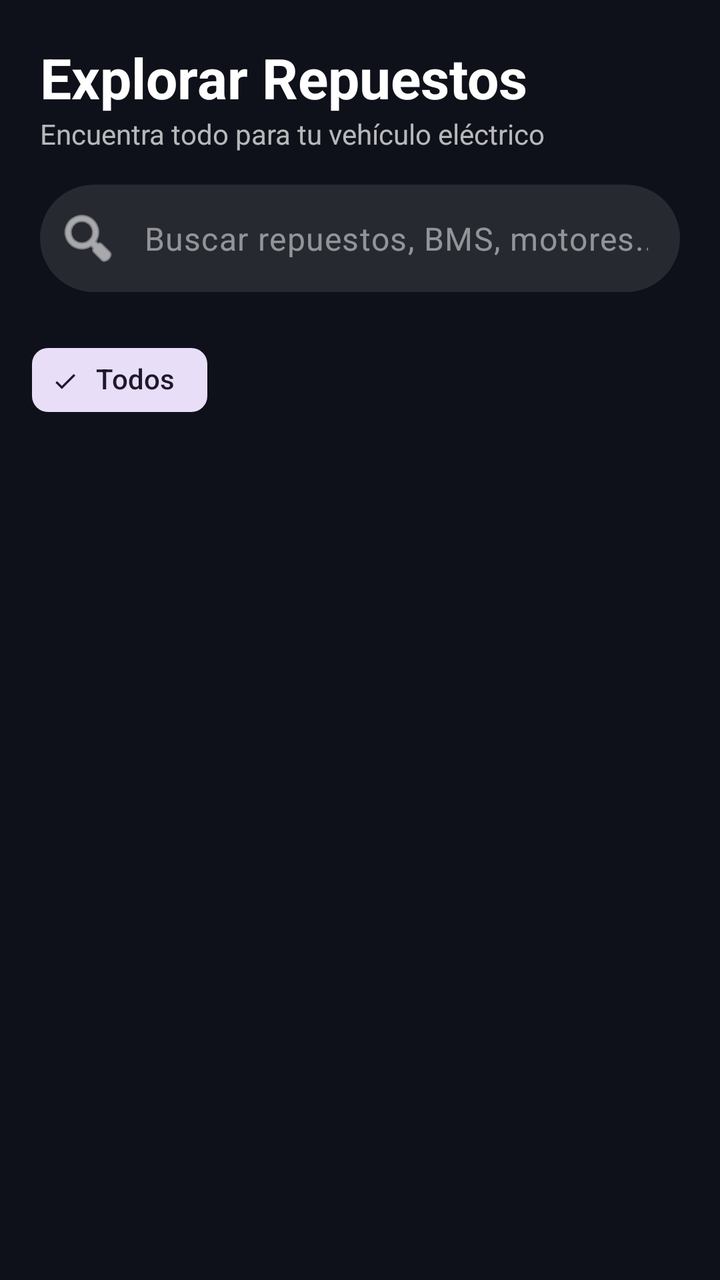
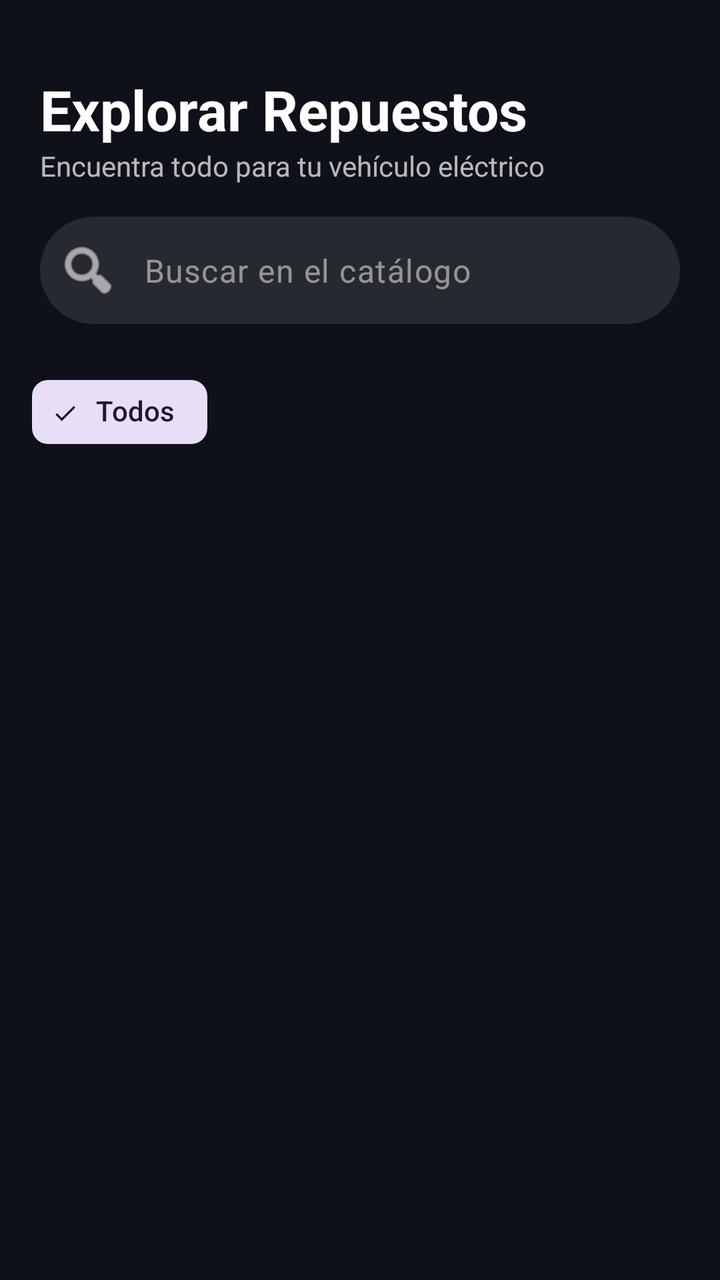

The first picture is an Android layout as it rendered before a commit; the second is the same layout after the commit. The layout source and the unified diff follow.
<!-- AndroidManifest.xml: application theme Theme.VoltCore -->
<!-- res/layout/fragment_catalog.xml -->
<?xml version="1.0" encoding="utf-8"?>
<androidx.constraintlayout.widget.ConstraintLayout xmlns:android="http://schemas.android.com/apk/res/android"
    xmlns:app="http://schemas.android.com/apk/res-auto"
    xmlns:tools="http://schemas.android.com/tools"
    android:layout_width="match_parent"
    android:layout_height="match_parent"
    android:background="@color/volt_background">

    <LinearLayout
        android:id="@+id/headerCatalog"
        android:layout_width="match_parent"
        android:layout_height="wrap_content"
        android:orientation="vertical"
        android:padding="20dp"
        app:layout_constraintTop_toTopOf="parent">

        <TextView
            android:layout_width="wrap_content"
            android:layout_height="wrap_content"
            android:text="Explorar Repuestos"
            android:textColor="@color/white"
            android:textSize="28sp"
            android:textStyle="bold" />

        <TextView
            android:layout_width="wrap_content"
            android:layout_height="wrap_content"
            android:text="Encuentra todo para tu vehículo eléctrico"
            android:textColor="#B3FFFFFF"
            android:textSize="14sp" />

        <com.google.android.material.textfield.TextInputLayout
            android:id="@+id/tilSearch"
            android:layout_width="match_parent"
            android:layout_height="wrap_content"
            android:layout_marginTop="16dp"
            app:boxBackgroundColor="@color/glass_surface"
            app:boxCornerRadiusBottomEnd="28dp"
            app:boxCornerRadiusBottomStart="28dp"
            app:boxCornerRadiusTopEnd="28dp"
            app:boxCornerRadiusTopStart="28dp"
            app:boxStrokeWidth="0dp"
            app:boxStrokeWidthFocused="0dp"
            app:hintEnabled="false"
            app:startIconDrawable="@android:drawable/ic_menu_search"
            app:startIconTint="@color/white">

            <com.google.android.material.textfield.TextInputEditText
                android:id="@+id/etSearchCatalog"
                android:layout_width="match_parent"
                android:layout_height="wrap_content"
                android:hint="Buscar repuestos, BMS, motores..."
                android:textColor="@color/white"
                android:textColorHint="#80FFFFFF"
                android:padding="16dp" />
        </com.google.android.material.textfield.TextInputLayout>
    </LinearLayout>

    <HorizontalScrollView
        android:id="@+id/scrollFilters"
        android:layout_width="match_parent"
        android:layout_height="wrap_content"
        android:paddingHorizontal="16dp"
        android:paddingBottom="12dp"
        android:scrollbars="none"
        app:layout_constraintTop_toBottomOf="@id/headerCatalog">

        <com.google.android.material.chip.ChipGroup
            android:id="@+id/chipGroupFilters"
            android:layout_width="wrap_content"
            android:layout_height="wrap_content"
            app:singleSelection="true">

            <com.google.android.material.chip.Chip
                android:id="@+id/chipAll"
                style="@style/Widget.Material3.Chip.Filter"
                android:layout_width="wrap_content"
                android:layout_height="wrap_content"
                android:text="Todos"
                android:checked="true" />

        </com.google.android.material.chip.ChipGroup>
    </HorizontalScrollView>

    <androidx.recyclerview.widget.RecyclerView
        android:id="@+id/rvCatalog"
        android:layout_width="match_parent"
        android:layout_height="0dp"
        android:padding="8dp"
        app:layoutManager="androidx.recyclerview.widget.GridLayoutManager"
        app:spanCount="2"
        app:layout_constraintBottom_toBottomOf="parent"
        app:layout_constraintTop_toBottomOf="@id/scrollFilters"
        tools:listitem="@layout/item_product_card" />

</androidx.constraintlayout.widget.ConstraintLayout>
<!-- res/layout/item_product_card.xml (included above) -->
<?xml version="1.0" encoding="utf-8"?>
<com.google.android.material.card.MaterialCardView xmlns:android="http://schemas.android.com/apk/res/android"
    xmlns:app="http://schemas.android.com/apk/res-auto"
    android:layout_width="match_parent"
    android:layout_height="wrap_content"
    android:layout_margin="8dp"
    app:cardBackgroundColor="@color/glass_surface"
    app:cardCornerRadius="20dp"
    app:strokeColor="@color/glass_stroke"
    app:strokeWidth="1dp"
    app:cardElevation="0dp">

    <LinearLayout
        android:layout_width="match_parent"
        android:layout_height="wrap_content"
        android:orientation="vertical">

        <FrameLayout
            android:layout_width="match_parent"
            android:layout_height="140dp"
            android:background="#0DFFFFFF">
            <ImageView
                android:id="@+id/ivProduct"
                android:layout_width="match_parent"
                android:layout_height="match_parent"
                android:scaleType="centerCrop"
                android:src="@drawable/ic_voltcore_logo"
                android:contentDescription="Producto" />
            <TextView
                android:id="@+id/tvProductEmoji"
                android:layout_width="match_parent"
                android:layout_height="match_parent"
                android:gravity="center"
                android:textSize="64sp"
                android:visibility="gone"
                android:textColor="@color/white" />
        </FrameLayout>


        <TextView
            android:id="@+id/tvProductName"
            android:layout_width="match_parent"
            android:layout_height="wrap_content"
            android:layout_marginTop="8dp"
            android:text="Nombre del Producto"
            android:textColor="@color/white"
            android:textSize="16sp"
            android:textStyle="bold" />

        <TextView
            android:id="@+id/tvProductPrice"
            android:layout_width="match_parent"
            android:layout_height="wrap_content"
            android:text="$ 0.00"
            android:textColor="@color/volt_primary"
            android:textSize="14sp" />

        <Button
            android:id="@+id/btnAddToCart"
            style="@style/Widget.Material3.Button.TonalButton"
            android:layout_width="match_parent"
            android:layout_height="wrap_content"
            android:layout_marginTop="8dp"
            android:text="@string/add_to_cart"
            android:textSize="12sp"
            app:backgroundTint="@color/volt_primary"
            android:textColor="@color/black" />

    </LinearLayout>

</com.google.android.material.card.MaterialCardView>
<!-- resources referenced by this layout -->
<resources>
  <color name="black">#FF000000</color>
  <color name="glass_stroke">#33FFFFFF</color>
  <color name="glass_surface">#1AFFFFFF</color>
  <color name="volt_background">#0F111A</color>
  <color name="volt_primary">#C6FF00</color>
  <color name="white">#FFFFFFFF</color>
  <!-- drawable ic_voltcore_logo (drawable) -->
  <vector xmlns:android="http://schemas.android.com/apk/res/android"
      android:width="200dp"
      android:height="200dp"
      android:viewportWidth="200"
      android:viewportHeight="200">
      <path
          android:fillColor="#00B4D8"
          android:pathData="M100,20 L160,180 L100,150 L40,180 Z" />
      <path
          android:fillColor="#FFFFFF"
          android:pathData="M100,50 L130,140 L100,125 L70,140 Z" />
  </vector>
  <string name="add_to_cart">Añadir</string>
  <style name="Theme.VoltCore" parent="Base.Theme.VoltCore" />
  <style name="Base.Theme.VoltCore" parent="Theme.Material3.DayNight.NoActionBar">
          
          <item name="colorPrimary">@color/volt_primary</item>
          <item name="android:windowBackground">@color/volt_background</item>
          <item name="colorSurface">@color/glass_surface</item>
          <item name="colorOnSurface">@color/white</item>
      </style>
</resources>

<!-- the commit's change to res/layout/fragment_catalog.xml (unified diff, before → after) -->
@@ -4,7 +4,8 @@
     xmlns:tools="http://schemas.android.com/tools"
     android:layout_width="match_parent"
     android:layout_height="match_parent"
-    android:background="@color/volt_background">
+    android:background="@color/volt_background"
+    android:paddingTop="16dp">
 
     <LinearLayout
         android:id="@+id/headerCatalog"
@@ -17,7 +18,7 @@
         <TextView
             android:layout_width="wrap_content"
             android:layout_height="wrap_content"
-            android:text="Explorar Repuestos"
+            android:text="@string/explore_parts"
             android:textColor="@color/white"
             android:textSize="28sp"
             android:textStyle="bold" />
@@ -25,8 +26,8 @@
         <TextView
             android:layout_width="wrap_content"
             android:layout_height="wrap_content"
-            android:text="Encuentra todo para tu vehículo eléctrico"
-            android:textColor="#B3FFFFFF"
+            android:text="@string/find_everything_desc"
+            android:textColor="@color/white_70"
             android:textSize="14sp" />
 
         <com.google.android.material.textfield.TextInputLayout
@@ -49,9 +50,9 @@
                 android:id="@+id/etSearchCatalog"
                 android:layout_width="match_parent"
                 android:layout_height="wrap_content"
-                android:hint="Buscar repuestos, BMS, motores..."
+                android:hint="@string/search_catalog_hint"
                 android:textColor="@color/white"
-                android:textColorHint="#80FFFFFF"
+                android:textColorHint="@color/white_50"
                 android:padding="16dp" />
         </com.google.android.material.textfield.TextInputLayout>
     </LinearLayout>
@@ -76,7 +77,7 @@
                 style="@style/Widget.Material3.Chip.Filter"
                 android:layout_width="wrap_content"
                 android:layout_height="wrap_content"
-                android:text="Todos"
+                android:text="@string/all_categories"
                 android:checked="true" />
 
         </com.google.android.material.chip.ChipGroup>
@@ -115,14 +116,14 @@
         <FrameLayout
             android:layout_width="match_parent"
             android:layout_height="140dp"
-            android:background="#0DFFFFFF">
+            android:background="@color/glass_surface">
             <ImageView
                 android:id="@+id/ivProduct"
                 android:layout_width="match_parent"
                 android:layout_height="match_parent"
                 android:scaleType="centerCrop"
                 android:src="@drawable/ic_voltcore_logo"
-                android:contentDescription="Producto" />
+                android:contentDescription="@string/product_placeholder" />
             <TextView
                 android:id="@+id/tvProductEmoji"
                 android:layout_width="match_parent"
@@ -139,7 +140,7 @@
             android:layout_width="match_parent"
             android:layout_height="wrap_content"
             android:layout_marginTop="8dp"
-            android:text="Nombre del Producto"
+            android:text="@string/product_name_placeholder"
             android:textColor="@color/white"
             android:textSize="16sp"
             android:textStyle="bold" />
@@ -148,7 +149,7 @@
             android:id="@+id/tvProductPrice"
             android:layout_width="match_parent"
             android:layout_height="wrap_content"
-            android:text="$ 0.00"
+            android:text="@string/price_placeholder"
             android:textColor="@color/volt_primary"
             android:textSize="14sp" />
 
<!-- resource entries referenced after the edit -->
@@ -6,6 +6,8 @@
   <color name="volt_background">#0F111A</color>
   <color name="volt_primary">#C6FF00</color>
   <color name="white">#FFFFFFFF</color>
+  <color name="white_50">#80FFFFFF</color>
+  <color name="white_70">#B3FFFFFF</color>
   <!-- drawable ic_voltcore_logo (drawable) -->
   <vector xmlns:android="http://schemas.android.com/apk/res/android"
       android:width="200dp"
@@ -20,6 +22,13 @@
           android:pathData="M100,50 L130,140 L100,125 L70,140 Z" />
   </vector>
   <string name="add_to_cart">Añadir</string>
+  <string name="all_categories">Todos</string>
+  <string name="explore_parts">Explorar Repuestos</string>
+  <string name="find_everything_desc">Encuentra todo para tu vehículo eléctrico</string>
+  <string name="price_placeholder">$ 0.00</string>
+  <string name="product_name_placeholder">Nombre del Producto</string>
+  <string name="product_placeholder">Producto</string>
+  <string name="search_catalog_hint">Buscar en el catálogo</string>
   <style name="Theme.VoltCore" parent="Base.Theme.VoltCore" />
   <style name="Base.Theme.VoltCore" parent="Theme.Material3.DayNight.NoActionBar">
           
